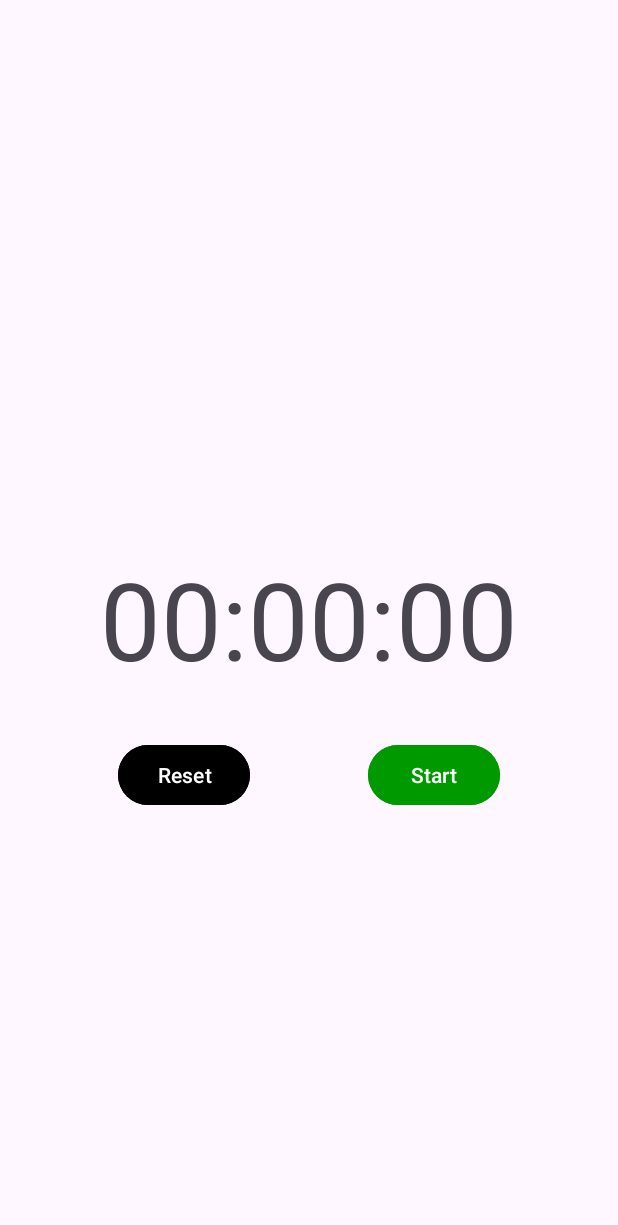
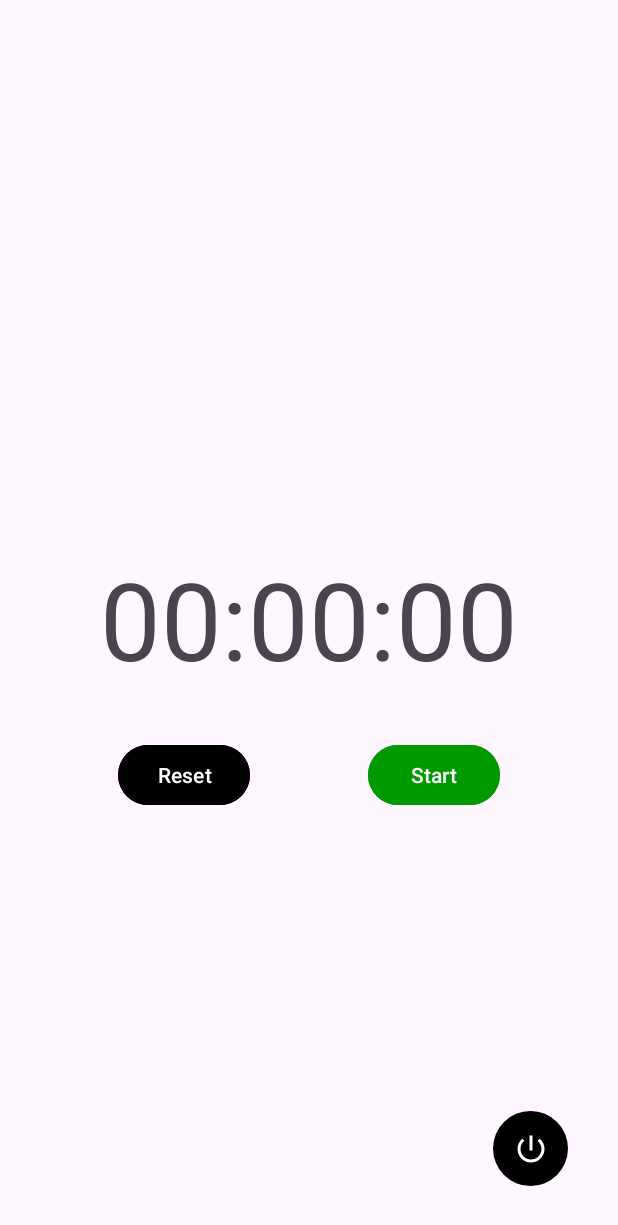
Before and after one commit to DanEnergetics/SimpleStopWatch, an Android app: the screen it shows after launch (MainActivity), on a phone screen of 412 x 824 dp. Shown: the top 1225 px of the screen. Run offline under Robolectric (Android 15) with nearby library versions, the phone set to English and light mode, and no system bars.

Commit message:
Introduce power button for overlay without functionality yet. Some refactoring

```diff
--- a/app/src/main/java/com/example/simplestopwatch/MainActivity.java
+++ b/app/src/main/java/com/example/simplestopwatch/MainActivity.java
@@ -6,20 +6,17 @@ import android.os.Handler;
 import android.util.Log;
 import android.view.View;
 import android.widget.Button;
+import android.widget.ImageButton;
 import android.widget.TextView;
 
 import androidx.appcompat.app.AppCompatActivity;
 import androidx.lifecycle.Observer;
 
-public class MainActivity extends AppCompatActivity implements View.OnClickListener {
+public class MainActivity extends AppCompatActivity {
 
     private TextView stopwatchDisplay;
     private Button startStopButton;
     private Button resetButton;
-
-    private boolean isRunning;
-    private long startTime = 0;
-    private Handler handler = new Handler();
 
     @Override
     protected void onCreate(Bundle savedInstanceState) {
@@ -28,11 +25,13 @@ public class MainActivity extends AppCompatActivity implements View.OnClickListe
 
         stopwatchDisplay = findViewById(R.id.stopwatchDisplay);
         startStopButton = findViewById(R.id.startPauseButton);
+        resetButton = findViewById(R.id.resetButton);
+        final ImageButton powerButton = findViewById(R.id.powerServiceButton);
 
-        resetButton = findViewById(R.id.resetButton);
+        final Stopwatch stopwatch = Stopwatch.getInstance();
 
         // connect button background to stopwatch running state
-        Stopwatch.getInstance().getState().observe(this, state -> {
+        stopwatch.getState().observe(this, state -> {
             switch (state) {
                 case RUNNING:
                     Log.i("MainActivity", "Button set selected");
@@ -51,43 +50,24 @@ public class MainActivity extends AppCompatActivity implements View.OnClickListe
         });
 
         // connect time display to stopwatch time
-        Stopwatch.getInstance().getFormattedTime().observe(this, time -> {
-            stopwatchDisplay.setText(time);
-        });
+        stopwatch.getFormattedTime().observe(this, time -> stopwatchDisplay.setText(time));
 
+        startStopButton.setOnClickListener(view -> stopwatch.startOrPause());
 
-        // startStopButton.setOnClickListener(this);
-        startStopButton.setOnClickListener(view -> {
-            Stopwatch.getInstance().startOrPause();
-        });
+        resetButton.setOnClickListener(view -> stopwatch.reset());
 
-        resetButton.setOnClickListener(view -> {
-            Stopwatch.getInstance().reset();
+        powerButton.setOnClickListener(view -> {
+            final boolean isRunning = startStopwatchService();
+            if (!isRunning) {
+                stopStopwatchService();
+            }
         });
     }
 
-    @Override
-    public void onClick(View v) {
-        if (v.getId() == R.id.startPauseButton) {
-            if (isRunning) {
-                // Stop the stopwatch
-                isRunning = false;
-                startStopButton.setText("Start");
-                stopStopwatchService();
-            } else {
-                // Start the stopwatch
-                isRunning = true;
-                startTime = System.currentTimeMillis();
-                startStopButton.setText("Stop");
-                startStopwatchService();
-            }
-        }
-    }
-
-    private void startStopwatchService() {
+    private boolean startStopwatchService() {
         Intent intent = new Intent(this, StopwatchService.class);
         intent.setAction("START_STOPWATCH");
-        startService(intent);
+        return startService(intent) != null;
     }
 
     private void stopStopwatchService() {
--- /dev/null
+++ b/app/src/main/res/drawable/baseline_power_settings_new_24.xml
@@ -0,0 +1,5 @@
+<vector android:height="24dp" android:tint="#FFFFFF"
+    android:viewportHeight="24" android:viewportWidth="24"
+    android:width="24dp" xmlns:android="http://schemas.android.com/apk/res/android">
+    <path android:fillColor="@android:color/white" android:pathData="M13,3h-2v10h2L13,3zM17.83,5.17l-1.42,1.42C17.99,7.86 19,9.81 19,12c0,3.87 -3.13,7 -7,7s-7,-3.13 -7,-7c0,-2.19 1.01,-4.14 2.58,-5.42L6.17,5.17C4.23,6.82 3,9.26 3,12c0,4.97 4.03,9 9,9s9,-4.03 9,-9c0,-2.74 -1.23,-5.18 -3.17,-6.83z"/>
+</vector>
--- /dev/null
+++ b/app/src/main/res/drawable/disk.xml
@@ -0,0 +1,9 @@
+<?xml version="1.0" encoding="utf-8"?>
+<shape xmlns:android="http://schemas.android.com/apk/res/android"
+    android:shape="rectangle" >
+    <solid android:color="@color/black"/>
+    <corners android:radius="250dp"/>
+    <size android:width="50dp"
+        android:height="50dp"/>
+
+</shape>
--- /dev/null
+++ b/app/src/main/res/drawable/ic_android_black_24dp.xml
@@ -0,0 +1,5 @@
+<vector android:height="24dp" android:tint="#000000"
+    android:viewportHeight="24" android:viewportWidth="24"
+    android:width="24dp" xmlns:android="http://schemas.android.com/apk/res/android">
+    <path android:fillColor="#FF000000" android:pathData="M17.6,11.48 L19.44,8.3a0.63,0.63 0,0 0,-1.09 -0.63l-1.88,3.24a11.43,11.43 0,0 0,-8.94 0L5.65,7.67a0.63,0.63 0,0 0,-1.09 0.63L6.4,11.48A10.81,10.81 0,0 0,1 20L23,20A10.81,10.81 0,0 0,17.6 11.48ZM7,17.25A1.25,1.25 0,1 1,8.25 16,1.25 1.25,0 0,1 7,17.25ZM17,17.25A1.25,1.25 0,1 1,18.25 16,1.25 1.25,0 0,1 17,17.25Z"/>
+</vector>
--- a/app/src/main/res/layout/activity_main.xml
+++ b/app/src/main/res/layout/activity_main.xml
@@ -42,4 +42,15 @@
         app:layout_constraintStart_toEndOf="@+id/resetButton"
         app:layout_constraintTop_toTopOf="@+id/resetButton" />
 
+    <ImageButton
+        android:id="@+id/powerServiceButton"
+        android:layout_width="wrap_content"
+        android:layout_height="wrap_content"
+        android:background="@drawable/disk"
+        android:scaleType="centerInside"
+        android:src="@drawable/baseline_power_settings_new_24"
+        android:layout_margin="33dp"
+        app:layout_constraintBottom_toBottomOf="parent"
+        app:layout_constraintEnd_toEndOf="parent" />
+
 </androidx.constraintlayout.widget.ConstraintLayout>
```
Also changed, not shown: app/src/main/java/com/example/simplestopwatch/StopwatchService.java (+17 -86 lines).
